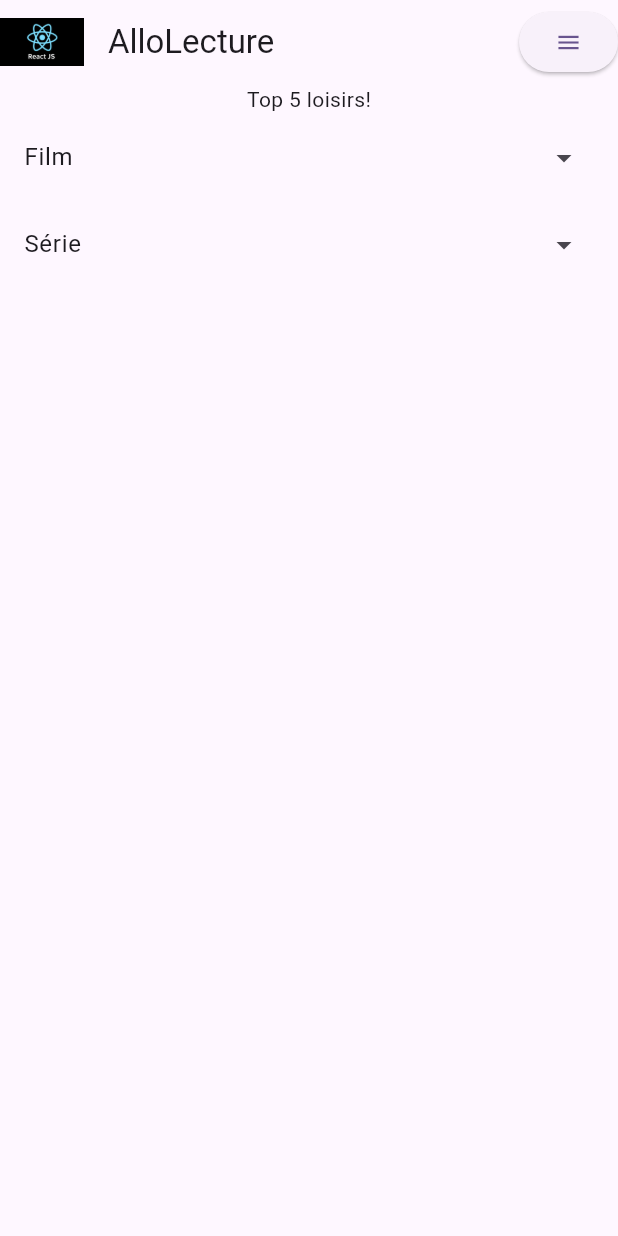
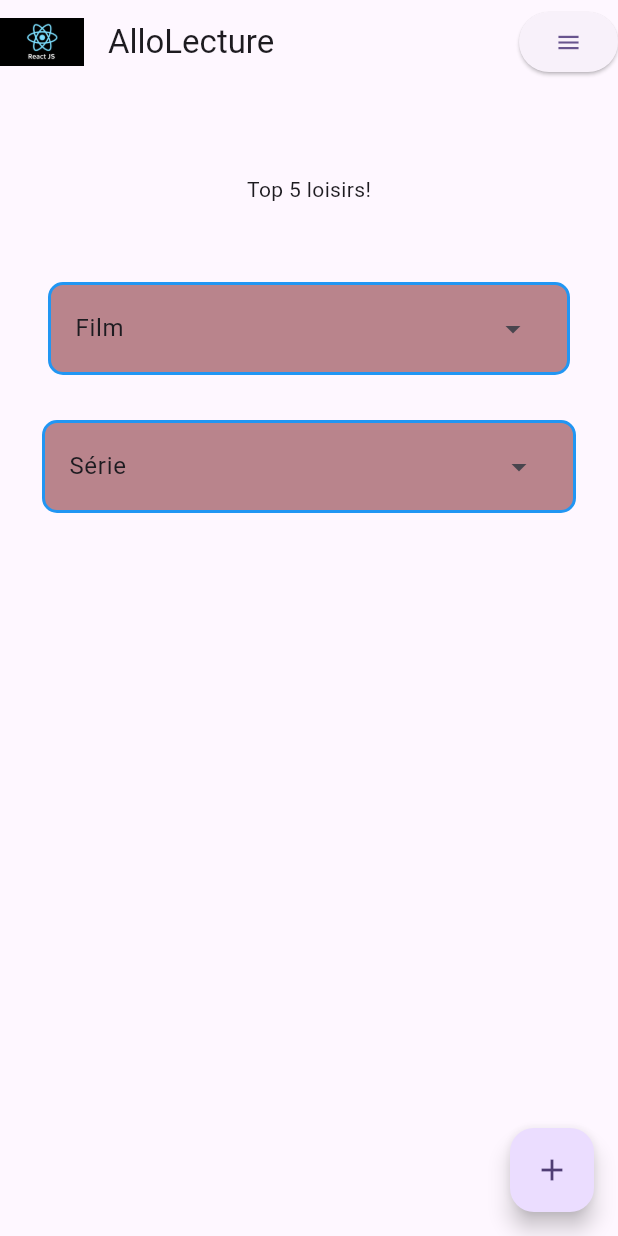
Before and after one commit to Anas7823/allolecture, a Flutter app: the screen it shows after launch, on a phone screen of 412 x 824 dp. Run offline on Flutter 3.47's test engine with Material 3 defaults, Android fonts, the light colour scheme and no system bars.

Commit message:
add color dropdown & floatingbutton

```diff
--- a/lib/dropdownlist.dart
+++ b/lib/dropdownlist.dart
@@ -1,3 +1,5 @@
+// ignore_for_file: prefer_const_constructors
+
 import 'package:flutter/material.dart';
 
 class ExpansionTileExample extends StatefulWidget {
@@ -14,7 +16,15 @@ class _ExpansionTileExampleState extends State<ExpansionTileExample> {
   Widget build(BuildContext context) {
     return Column(
       children: <Widget>[
-        ExpansionTile(
+        Padding(
+          padding: const EdgeInsets.all(12),
+          child: Container(
+            decoration: BoxDecoration(
+              color: Color(0xFFB9848C),
+              border: Border.all(color: Colors.blue, width: 2),
+              borderRadius: BorderRadius.circular(10),
+            ),
+            child: ExpansionTile(
               title: const Text('Film'),
               trailing: Icon(
                 _customTileExpanded
@@ -32,7 +42,18 @@ class _ExpansionTileExampleState extends State<ExpansionTileExample> {
                 });
               },
             ),
-        ExpansionTile(
+          ),
+        ),
+        SizedBox(height: 10),
+        Padding(
+          padding: const EdgeInsets.all(8.0),
+          child: Container(
+            decoration: BoxDecoration(
+              color: Color(0xFFB9848C),
+              border: Border.all(color: Colors.blue, width: 2),
+              borderRadius: BorderRadius.circular(10),
+            ),
+            child: ExpansionTile(
               title: const Text('Série'),
               trailing: Icon(
                 _customTileExpanded
@@ -50,6 +71,8 @@ class _ExpansionTileExampleState extends State<ExpansionTileExample> {
                 });
               },
             ),
+          ),
+        ),
       ],
     );
   }
--- a/lib/main.dart
+++ b/lib/main.dart
@@ -1,3 +1,5 @@
+// ignore_for_file: prefer_const_constructors
+
 import 'package:allolecture/myhomepage.dart';
 import 'package:flutter/material.dart';
 
--- a/lib/myhomepage.dart
+++ b/lib/myhomepage.dart
@@ -14,11 +14,16 @@ class MyHomePage extends StatelessWidget {
         preferredSize: Size.fromHeight(kToolbarHeight),
         child: Navbar(),
       ),
-      body: Column(
+      body: Padding(
+        padding: const EdgeInsets.all(20),
+        child: Column(
           children: [
             Container(
               alignment: Alignment.topCenter,
+              child: Padding(
+                padding: const EdgeInsets.only(bottom: 40, top: 40),
                 child: Text('Top 5 loisirs!'),
+              ),
             ),
             Container(
               alignment: Alignment.center,
@@ -26,6 +31,12 @@ class MyHomePage extends StatelessWidget {
             ),
           ],
         ),
+      ),
+      floatingActionButton: FloatingActionButton(
+        onPressed: () {},
+        child: const Icon(Icons.add),
+      ),
+      floatingActionButtonLocation: FloatingActionButtonLocation.endFloat,
     );
   }
 }
```
Lines whose indentation alone changed are shown as unchanged.
